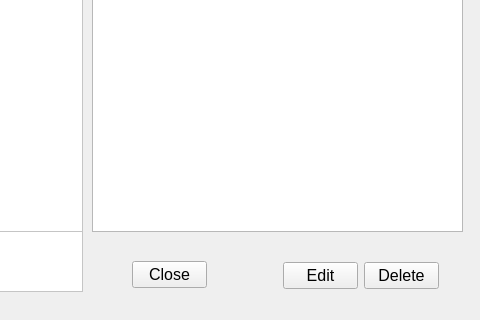
Old version of the form Mainwindow/edit_hall/edit_hall.ui in the repository Drakenhielm/Biobokningssystem; both pictures show x 378 to 858 and y 149 to 469 of the 858 by 469 pixel window.
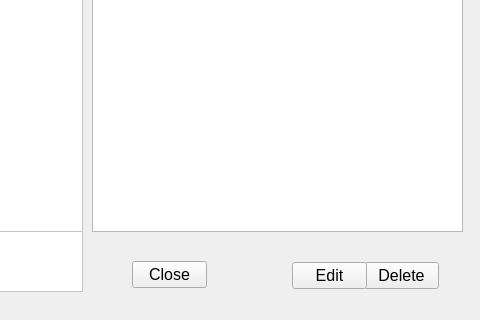
New version of the form.

Diff of the .ui file:
```diff
--- a/Mainwindow/edit_hall/edit_hall.ui
+++ b/Mainwindow/edit_hall/edit_hall.ui
@@ -249,7 +249,7 @@
   <widget class="QPushButton" name="EditButton">
    <property name="geometry">
     <rect>
-     <x>661</x>
+     <x>670</x>
      <y>411</y>
      <width>75</width>
      <height>27</height>
```
